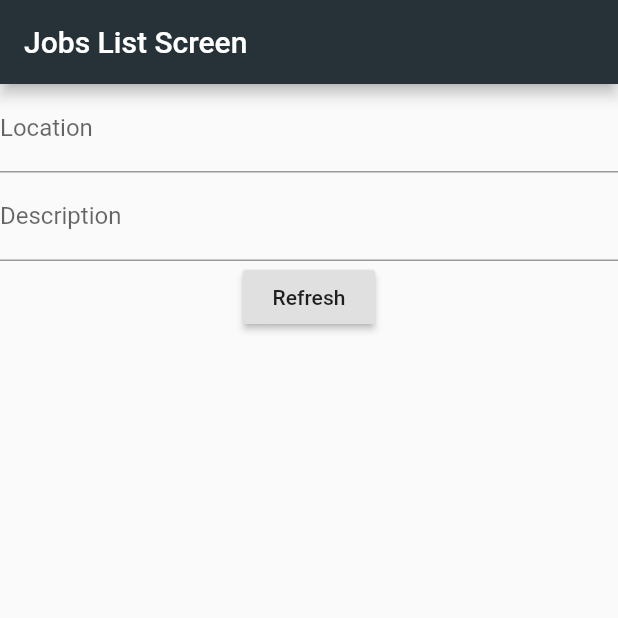
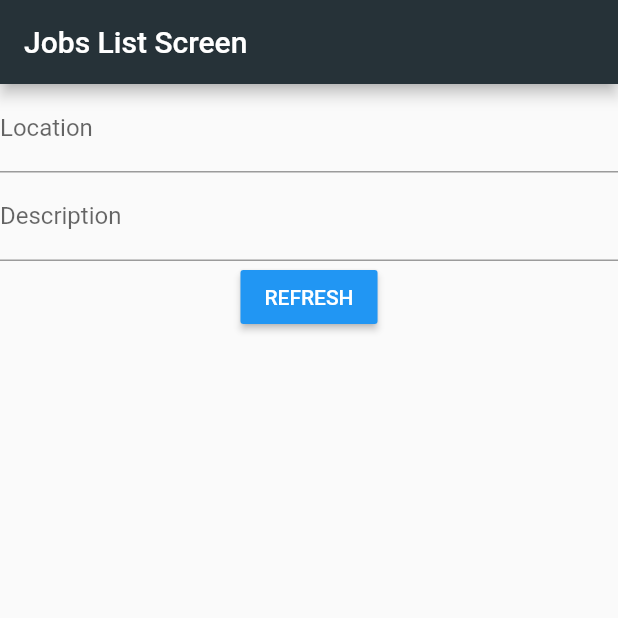
Before and after one commit to BREDFactory/flutter-test, a Flutter app: the screen it shows after launch, on a phone screen of 412 x 824 dp, the top half of it. Run offline on Flutter 3.47's test engine with Material 2 defaults, Android fonts, the phone set to English and light mode, and no system bars; our stand-ins replace flutter_html.

Commit message:
changed button color

```diff
--- a/lib/screens/JobListScreen.dart
+++ b/lib/screens/JobListScreen.dart
@@ -69,9 +69,11 @@ class _JobListScreenState extends State<JobListScreen> {
               keyboardType: TextInputType.text,
             ),
             RaisedButton(
+              color: Colors.blue,
+              textColor: Colors.white,
               onPressed: () { updateJobs(); },
               child: Text(
-                'Refresh',
+                'REFRESH',
               ),
             ),
             Expanded(child: makeJobList(jobs)),
```
